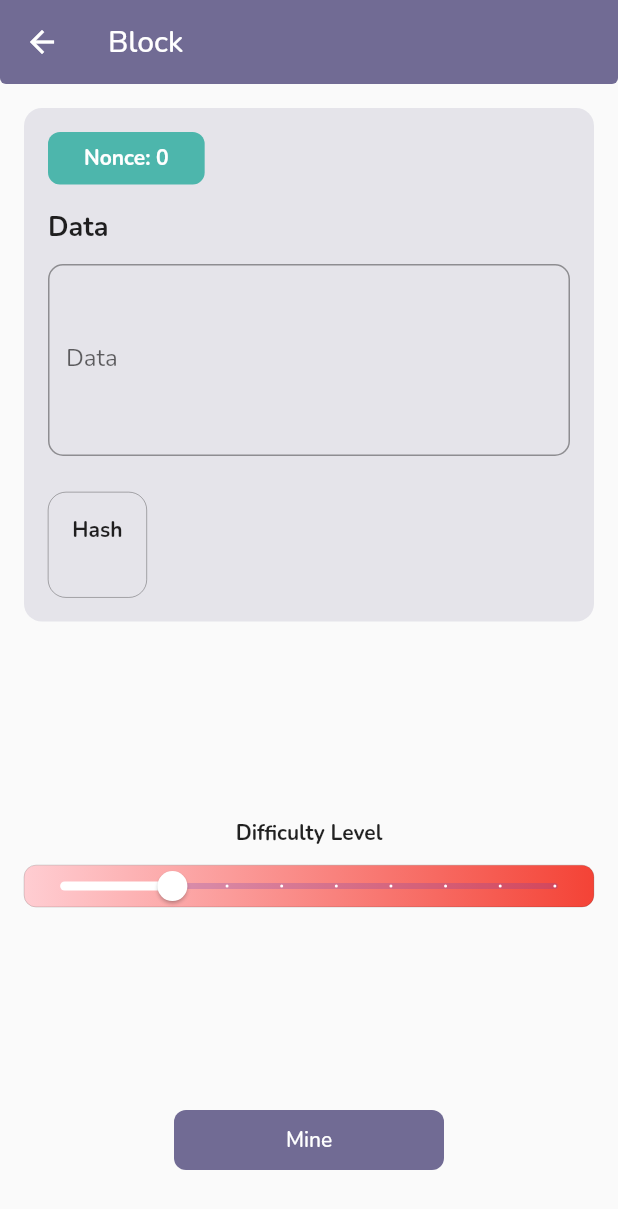
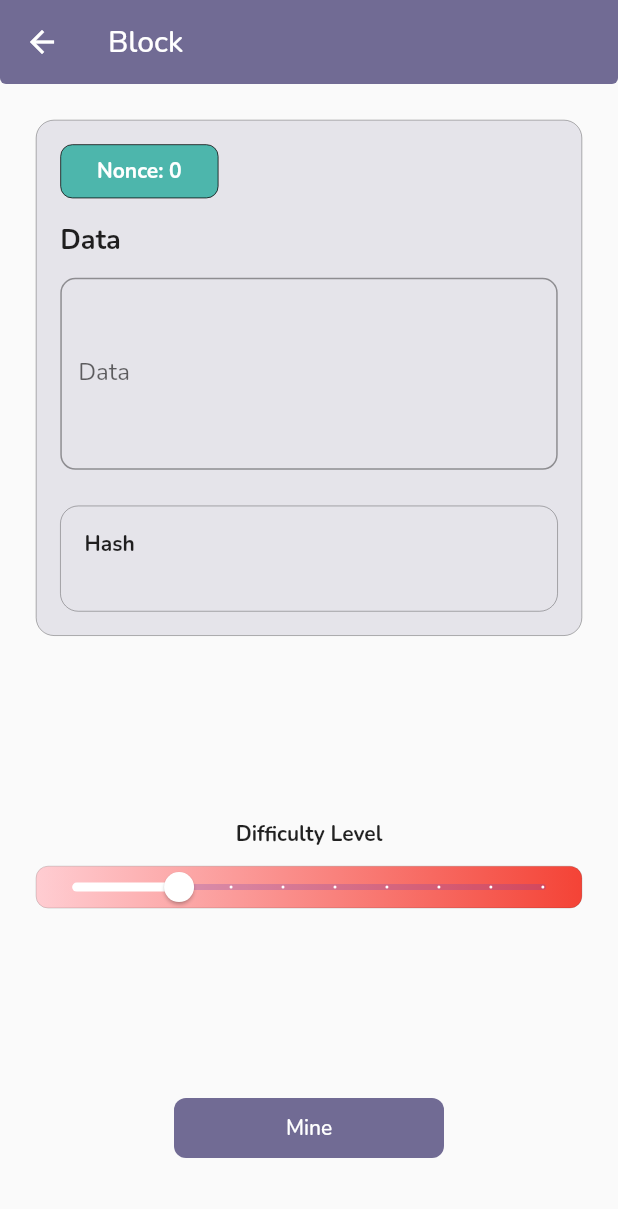
Before and after one commit to rashidwassan/blockchain-demo-app-flutter, a Flutter app: the BlockPage screen opened by its route, on a phone screen of 412 x 824 dp. Shown: the top 1209 px of the screen. Run offline on Flutter 3.47's test engine with Material 2 defaults, Android fonts, the phone set to English and light mode, and no system bars; our stand-ins replace google_fonts, lottie.

Commit message:
added block class

```diff
--- /dev/null
+++ b/lib/models/block.dart
@@ -0,0 +1,17 @@
+class Block {
+  final String hash;
+  final String previousHash;
+  final String data;
+  final String timestamp;
+  final int nonce;
+  final int? difficulty;
+
+  Block({
+    required this.hash,
+    required this.previousHash,
+    required this.data,
+    required this.timestamp,
+    required this.nonce,
+    this.difficulty,
+  });
+}
--- a/lib/pages/demos/block.dart
+++ b/lib/pages/demos/block.dart
@@ -41,7 +41,7 @@ class _HashPageState extends State<BlockPage> {
     return Scaffold(
         appBar: AppBar(title: const Text('Block')),
         body: Padding(
-          padding: const EdgeInsets.all(16.0),
+          padding: const EdgeInsets.all(24.0),
           child: Center(
             child: Column(
               crossAxisAlignment: CrossAxisAlignment.center,
@@ -105,7 +105,7 @@ class BlockCard extends StatelessWidget {
       {Key? key, required this.contentController, required this.hashWithNonce})
       : super(key: key);
   final HashWithNonce hashWithNonce;
-  final TextEditingController contentController;
+  final TextEditingController? contentController;
 
   @override
   Widget build(BuildContext context) {
@@ -113,6 +113,7 @@ class BlockCard extends StatelessWidget {
       duration: const Duration(milliseconds: 300),
       padding: const EdgeInsets.all(16),
       decoration: BoxDecoration(
+        border: Border.all(color: Colors.black, width: 0.2),
         color: Theme.of(context).primaryColor.withAlpha(40),
         borderRadius: BorderRadius.circular(12),
       ),
@@ -121,6 +122,7 @@ class BlockCard extends StatelessWidget {
         children: [
           Container(
             decoration: BoxDecoration(
+                border: Border.all(color: Colors.black, width: 0.5),
                 color: Colors.teal[300],
                 borderRadius: BorderRadius.circular(8)),
             padding: const EdgeInsets.symmetric(vertical: 8, horizontal: 24),
@@ -149,10 +151,14 @@ class BlockCard extends StatelessWidget {
                 border: Border.all(width: 0.2, color: Colors.black)),
             child: Column(
               children: [
-                const Text(
-                  'Hash',
-                  textAlign: TextAlign.center,
-                  style: TextStyle(fontWeight: FontWeight.bold),
+                Row(
+                  children: const [
+                    Text(
+                      'Hash',
+                      textAlign: TextAlign.center,
+                      style: TextStyle(fontWeight: FontWeight.bold),
+                    ),
+                  ],
                 ),
                 SelectableText(
                   hashWithNonce.hash,
```
Also changed, not shown: lib/pages/demos/blockchain.dart (+30 -1 lines), lib/providers/blockchain_blocks_provider.dart (added, +14 -0 lines).
